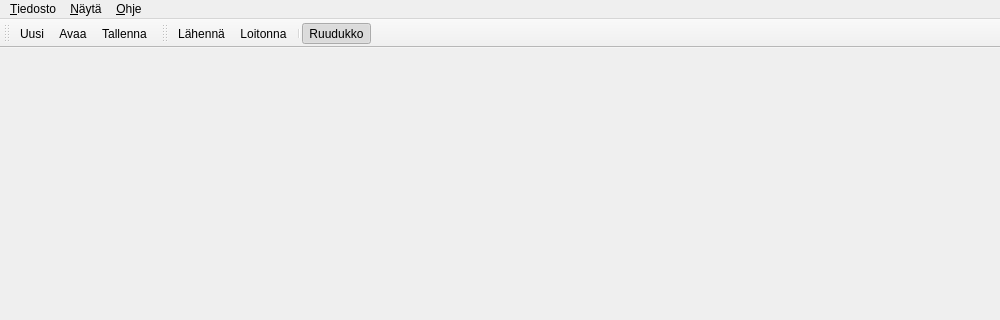
This is gui/RistikkoMainWindow.ui in Piukero/tasoristikko as Qt 5 draws it before an edit; both pictures show x 0 to 1000 and y 0 to 320 of the 1000 by 700 pixel window. The edited form follows.
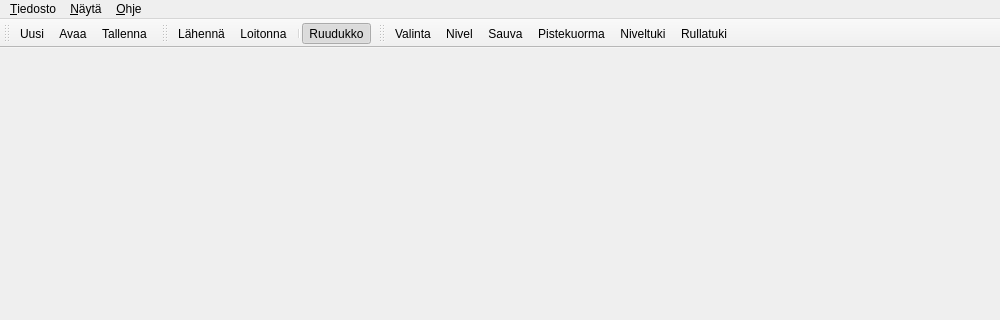
This is the edited form.

Commit message: Lisää actioneja graafiseen käyttöliittymään.

```diff
--- a/gui/RistikkoMainWindow.ui
+++ b/gui/RistikkoMainWindow.ui
@@ -105,7 +105,7 @@
     <rect>
      <x>135</x>
      <y>22</y>
-     <width>865</width>
+     <width>186</width>
      <height>24</height>
     </rect>
    </property>
@@ -123,6 +123,31 @@
    <addaction name="separator" />
    <addaction name="actionRuudukko" />
   </widget>
+  <widget class="QToolBar" name="toolBarTyokalut" >
+   <property name="geometry" >
+    <rect>
+     <x>321</x>
+     <y>22</y>
+     <width>679</width>
+     <height>24</height>
+    </rect>
+   </property>
+   <property name="windowTitle" >
+    <string>Työkalut</string>
+   </property>
+   <attribute name="toolBarArea" >
+    <enum>TopToolBarArea</enum>
+   </attribute>
+   <attribute name="toolBarBreak" >
+    <bool>false</bool>
+   </attribute>
+   <addaction name="actionValinta" />
+   <addaction name="actionNivel" />
+   <addaction name="actionSauva" />
+   <addaction name="actionPistekuorma" />
+   <addaction name="actionNiveltuki" />
+   <addaction name="actionRullatuki" />
+  </widget>
   <action name="actionSulje" >
    <property name="text" >
     <string>&amp;Sulje</string>
@@ -224,6 +249,76 @@
     <string>Tiedosto</string>
    </property>
   </action>
+  <action name="actionKoordinaattiakselit" >
+   <property name="checkable" >
+    <bool>true</bool>
+   </property>
+   <property name="checked" >
+    <bool>true</bool>
+   </property>
+   <property name="text" >
+    <string>Koordinaattiakselit</string>
+   </property>
+  </action>
+  <action name="actionValinta" >
+   <property name="text" >
+    <string>Valinta</string>
+   </property>
+   <property name="toolTip" >
+    <string>Valintatyökalu</string>
+   </property>
+  </action>
+  <action name="actionNivel" >
+   <property name="text" >
+    <string>Nivel</string>
+   </property>
+   <property name="toolTip" >
+    <string>Lisää nivel</string>
+   </property>
+  </action>
+  <action name="actionSauva" >
+   <property name="text" >
+    <string>Sauva</string>
+   </property>
+   <property name="toolTip" >
+    <string>Lisää sauva</string>
+   </property>
+  </action>
+  <action name="actionPistekuorma" >
+   <property name="text" >
+    <string>Pistekuorma</string>
+   </property>
+   <property name="toolTip" >
+    <string>Lisää pistekuorma</string>
+   </property>
+  </action>
+  <action name="actionNiveltuki" >
+   <property name="text" >
+    <string>Niveltuki</string>
+   </property>
+   <property name="toolTip" >
+    <string>Lisää niveltuki</string>
+   </property>
+  </action>
+  <action name="actionRullatuki" >
+   <property name="text" >
+    <string>Rullatuki</string>
+   </property>
+   <property name="toolTip" >
+    <string>Lisää rullatuki</string>
+   </property>
+  </action>
+  <action name="actionTyokalutTB" >
+   <property name="checkable" >
+    <bool>true</bool>
+   </property>
+   <property name="checked" >
+    <bool>true</bool>
+   </property>
+   <property name="text" >
+    <string>Työkalut</string>
+   </property>
+  </action>
  </widget>
  <resources/>
  <connections>
```
Left out of the diff: 19 changed lines with no effect on the pictures.
